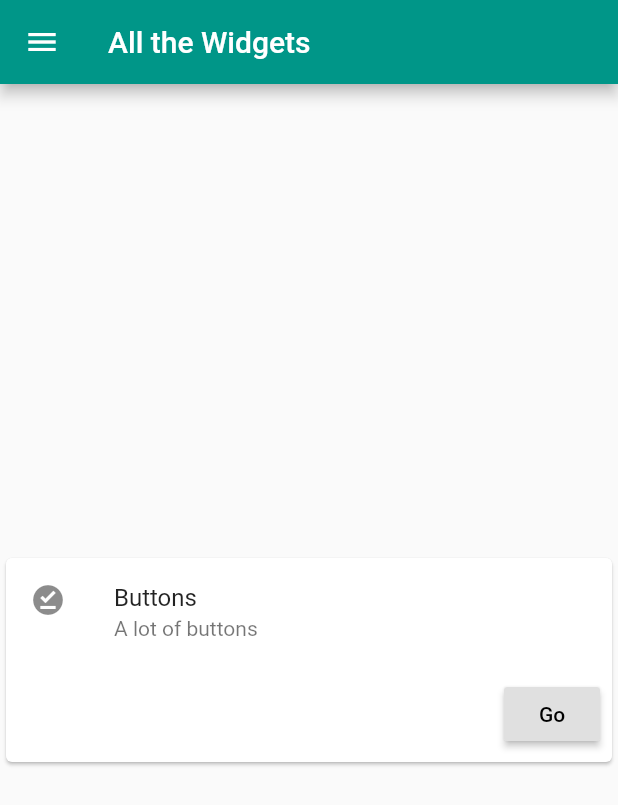
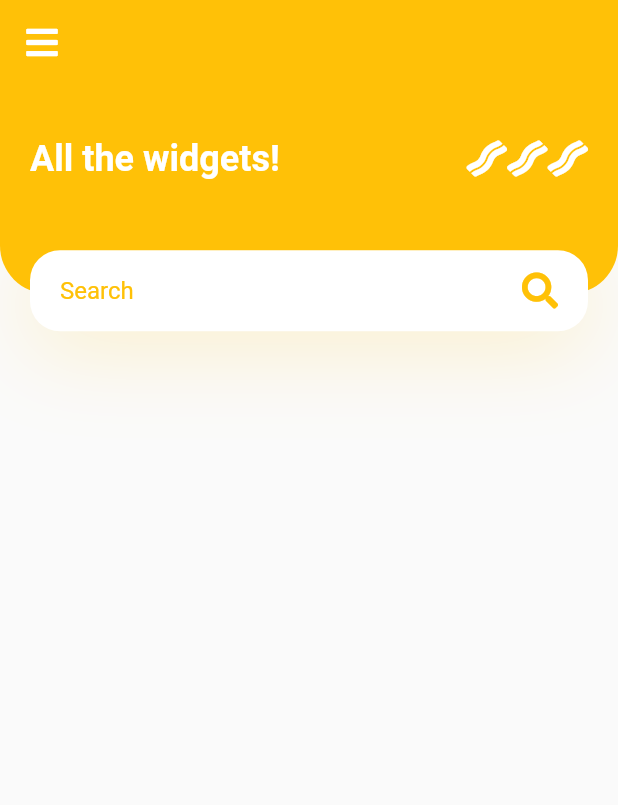
Before and after one commit to Adrieldf/allthewidgets, a Flutter app: the screen it shows after launch, on a phone screen of 412 x 824 dp. Shown: the top 805 px of the screen. Run offline on Flutter 3.47's test engine with Material 2 defaults, Android fonts, the phone set to English and light mode, and no system bars; our stand-ins replace fluttertoast, font_awesome_flutter, share; missing offline and left inert: random_color.

Commit message:
new home page WIP

```diff
--- /dev/null
+++ b/lib/constants/constants.dart
@@ -0,0 +1,4 @@
+import 'package:flutter/material.dart';
+
+const double defaultPadding = 20;
+const Color iconColor = Colors.white;
--- /dev/null
+++ b/lib/constants/theme.dart
@@ -0,0 +1,7 @@
+import 'package:flutter/material.dart';
+
+final ThemeData theme = new ThemeData(
+  primaryColor: Colors.amber,
+  primarySwatch: Colors.amber,
+  accentColor: Colors.amberAccent[100],
+);
--- a/lib/main.dart
+++ b/lib/main.dart
@@ -1,5 +1,8 @@
 import 'package:allthewidgets/pages/buttonsPage.dart';
+import 'package:allthewidgets/pages/home.dart';
 import 'package:flutter/material.dart';
+import 'constants/theme.dart';
+import 'constants/constants.dart';
 
 void main() => runApp(MyApp());
 
@@ -8,12 +11,11 @@ class MyApp extends StatelessWidget {
   @override
   Widget build(BuildContext context) {
     return MaterialApp(
+      debugShowCheckedModeBanner: false,
       title: 'All the Widgets',
-      theme: ThemeData(
-        primarySwatch: Colors.teal,
-        accentColor: Colors.blueAccent,
-      ),
-      home: MyHomePage(title: 'All the Widgets'),
+      theme: theme,
+      // home: MyHomePage(title: 'All the Widgets'),
+      home: Home(),
     );
   }
 }
--- /dev/null
+++ b/lib/pages/body.dart
@@ -0,0 +1,102 @@
+import 'package:allthewidgets/constants/constants.dart';
+import 'package:flutter/material.dart';
+import 'package:font_awesome_flutter/font_awesome_flutter.dart';
+
+class Body extends StatelessWidget {
+  @override
+  Widget build(BuildContext context) {
+    Size size = MediaQuery.of(context).size;
+
+    return Column(
+      children: <Widget>[
+        Container(
+          height: size.height * 0.2,
+          child: Stack(
+            children: <Widget>[
+              Container(
+                padding: EdgeInsets.only(
+                  left: defaultPadding,
+                  right: defaultPadding,
+                  bottom: 20 + defaultPadding,
+                ),
+                height: size.height * 0.2 - 25,
+                decoration: BoxDecoration(
+                  color: Theme.of(context).primaryColor,
+                  borderRadius: BorderRadius.only(
+                    bottomLeft: Radius.circular(32),
+                    bottomRight: Radius.circular(32),
+                  ),
+                ),
+                child: Row(
+                  children: <Widget>[
+                    Text(
+                      "All the widgets!",
+                      style: Theme.of(context).textTheme.headline5.copyWith(
+                          fontWeight: FontWeight.bold, color: Colors.white),
+                    ),
+                    Spacer(),
+                    FaIcon(
+                      FontAwesomeIcons.bacon,
+                      color: iconColor,
+                    ),
+                    FaIcon(
+                      FontAwesomeIcons.bacon,
+                      color: iconColor,
+                    ),
+                    FaIcon(
+                      FontAwesomeIcons.bacon,
+                      color: iconColor,
+                    ),
+                  ],
+                ),
+              ),
+              Positioned(
+                bottom: 0,
+                left: 0,
+                right: 0,
+                child: Container(
+                  alignment: Alignment.center,
+                  margin: EdgeInsets.symmetric(horizontal: defaultPadding),
+                  padding: EdgeInsets.symmetric(horizontal: defaultPadding),
+                  height: 54,
+                  decoration: BoxDecoration(
+                      color: Colors.white,
+                      borderRadius: BorderRadius.circular(20),
+                      boxShadow: [
+                        BoxShadow(
+                          offset: Offset(0, 10),
+                          blurRadius: 50,
+                          color:
+                              Theme.of(context).primaryColor.withOpacity(0.2),
+                        )
+                      ]),
+                  child: Row(
+                    children: <Widget>[
+                      Expanded(
+                        child: TextField(
+                          onChanged: (value) {},
+                          decoration: InputDecoration(
+                            hintText: "Search",
+                            hintStyle: TextStyle(
+                              color: Theme.of(context).primaryColor,
+                            ),
+                            enabledBorder: InputBorder.none,
+                            focusedBorder: InputBorder.none,
+                          ),
+                        ),
+                      ),
+                      FaIcon(
+                        FontAwesomeIcons.search,
+                        color: Theme.of(context).primaryColor,
+                      )
+                    ],
+                  ),
+                ),
+              ),
+            ],
+          ),
+        )
+      ],
+    );
+  }
+}
--- /dev/null
+++ b/lib/pages/home.dart
@@ -0,0 +1,23 @@
+import 'package:allthewidgets/constants/constants.dart';
+import 'package:allthewidgets/pages/body.dart';
+import 'package:flutter/material.dart';
+import 'package:font_awesome_flutter/font_awesome_flutter.dart';
+
+class Home extends StatelessWidget {
+  @override
+  Widget build(BuildContext context) {
+    return Scaffold(
+      appBar: AppBar(
+        elevation: 0,
+        leading: IconButton(
+          icon: FaIcon(
+            FontAwesomeIcons.bars,
+            color: iconColor,
+          ),
+          onPressed: () => {},
+        ),
+      ),
+      body: Body(),
+    );
+  }
+}
--- a/pubspec.yaml
+++ b/pubspec.yaml
@@ -24,6 +24,7 @@ dependencies:
   fluttertoast: ^4.0.0
   cupertino_icons: ^0.1.2
   random_color: ^1.0.5
+  font_awesome_flutter: ^8.8.1
 
 
 dev_dependencies:
```
Also changed, not shown: pubspec.lock.
